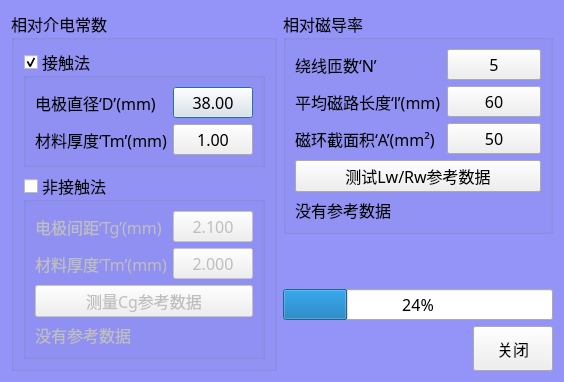
caicaiking/WKEFactoryView2014, file AnalysisMode/clsMaterialSettings.ui: the form before one commit.
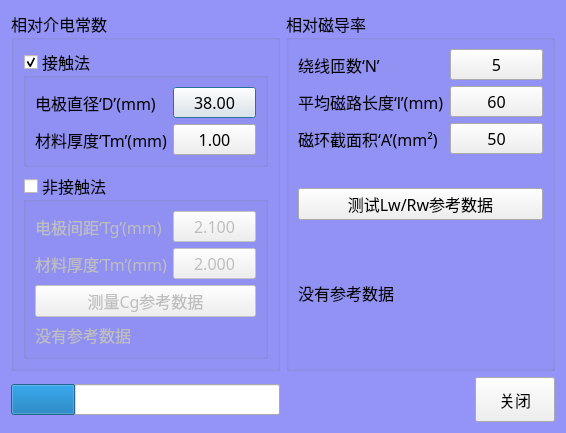
The form after the commit.

Commit message: 修改了材料测试设置的布局

Patch:
```diff
--- a/AnalysisMode/clsMaterialSettings.ui
+++ b/AnalysisMode/clsMaterialSettings.ui
@@ -6,8 +6,8 @@
    <rect>
     <x>0</x>
     <y>0</y>
-    <width>564</width>
-    <height>294</height>
+    <width>566</width>
+    <height>351</height>
    </rect>
   </property>
   <property name="font">
@@ -26,7 +26,9 @@
 	background-color: rgb(148, 148, 248);
 }</string>
   </property>
-  <layout class="QHBoxLayout" name="horizontalLayout_2">
+  <layout class="QVBoxLayout" name="verticalLayout_5">
+   <item>
+    <layout class="QHBoxLayout" name="horizontalLayout_3">
    <item>
     <widget class="QGroupBox" name="groupBox_4">
      <property name="font">
@@ -340,24 +342,20 @@
        </layout>
       </widget>
      </item>
+      </layout>
+     </item>
+    </layout>
+   </item>
      <item>
-      <spacer name="verticalSpacer">
-       <property name="orientation">
-        <enum>Qt::Vertical</enum>
-       </property>
-       <property name="sizeHint" stdset="0">
-        <size>
-         <width>20</width>
-         <height>40</height>
-        </size>
-       </property>
-      </spacer>
-     </item>
+    <layout class="QHBoxLayout" name="horizontalLayout_2">
      <item>
       <widget class="QProgressBar" name="myProgressBar">
        <property name="value">
         <number>24</number>
        </property>
+       <property name="textVisible">
+        <bool>false</bool>
+       </property>
       </widget>
      </item>
      <item>
```
Lines whose indentation alone changed are shown as unchanged.
